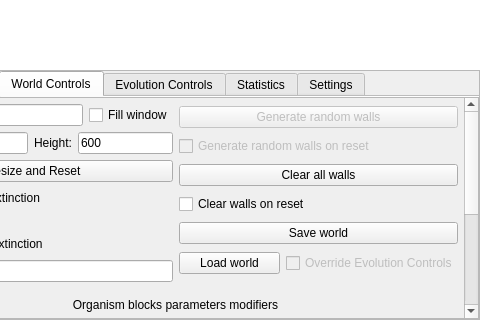
Old version of the form LifeEngineCpp/mainwindow.ui in the repository SuperSpaceEye/LifeEngineExtended; both pictures show x 454 to 934 and y 578 to 898 of the 934 by 898 pixel window.
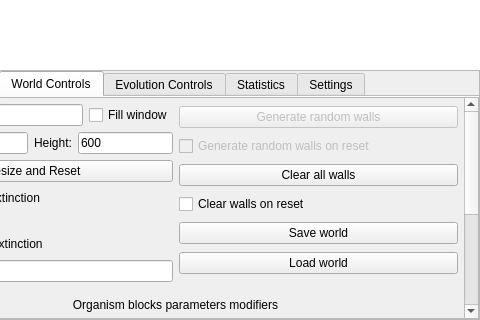
New version of the form.

The edit to the form file:
```diff
--- a/LifeEngineCpp/mainwindow.ui
+++ b/LifeEngineCpp/mainwindow.ui
@@ -1060,16 +1060,6 @@
                             </property>
                            </widget>
                           </item>
-                          <item>
-                           <widget class="QCheckBox" name="cb_override_evolution_controls">
-                            <property name="enabled">
-                             <bool>false</bool>
-                            </property>
-                            <property name="text">
-                             <string>Override Evolution Controls</string>
-                            </property>
-                           </widget>
-                          </item>
                          </layout>
                         </item>
                        </layout>
```
Left out of the diff: 23 changed lines with no effect on the pictures.
